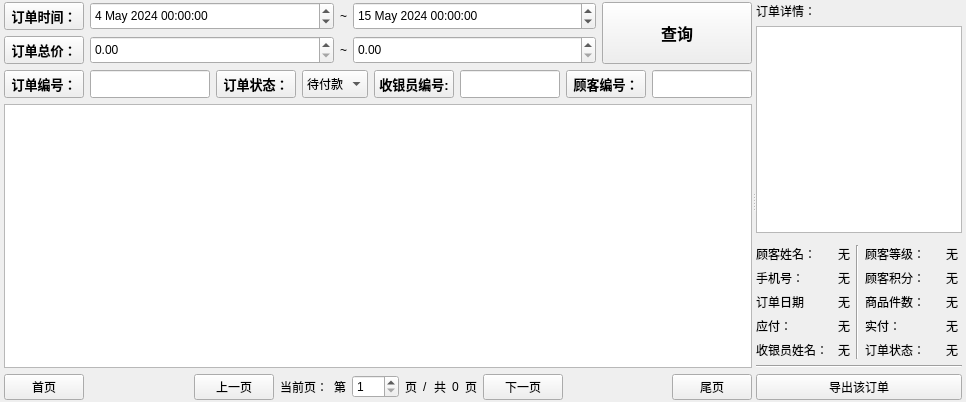
ylxcvvan/Supermarket-Commodity-Management-System, file view/manager/widgetordermanager.ui: the form before one commit.
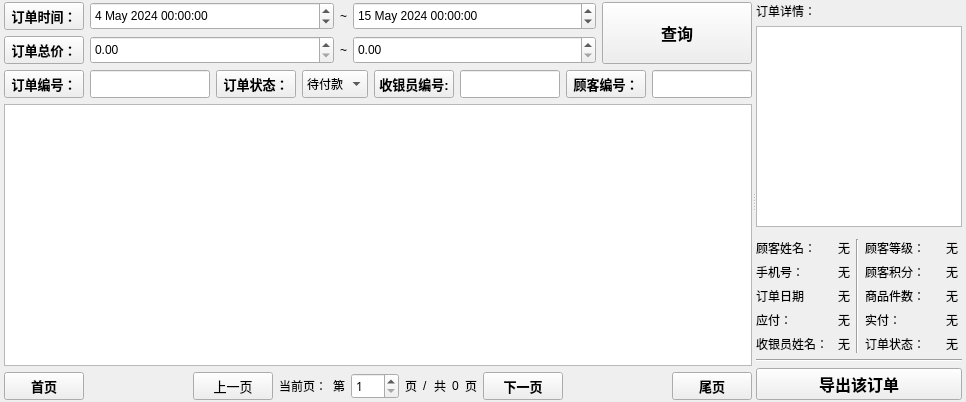
The form after the commit. Custom widgets are drawn as their Qt base class.

Commit message: 调整整个界面的ui字体和设计，现在按钮的大小趋近统一

The edit to the form file:
```diff
--- a/view/manager/widgetordermanager.ui
+++ b/view/manager/widgetordermanager.ui
@@ -418,6 +418,13 @@
               <layout class="QHBoxLayout" name="horizontalLayout_10">
                <item>
                 <widget class="QtMaterialRaisedButton" name="pushButtonFrontPage">
+                 <property name="font">
+                  <font>
+                   <family>微软雅黑</family>
+                   <pointsize>10</pointsize>
+                   <bold>true</bold>
+                  </font>
+                 </property>
                  <property name="text">
                   <string>首页</string>
                  </property>
@@ -438,6 +445,13 @@
                </item>
                <item>
                 <widget class="QtMaterialRaisedButton" name="pushButtonPrevPage">
+                 <property name="font">
+                  <font>
+                   <family>微软雅黑</family>
+                   <pointsize>10</pointsize>
+                   <bold>false</bold>
+                  </font>
+                 </property>
                  <property name="text">
                   <string>上一页</string>
                  </property>
@@ -445,6 +459,11 @@
                </item>
                <item>
                 <widget class="QLabel" name="label_10">
+                 <property name="font">
+                  <font>
+                   <family>微软雅黑</family>
+                  </font>
+                 </property>
                  <property name="text">
                   <string>当前页：</string>
                  </property>
@@ -462,6 +481,11 @@
                </item>
                <item>
                 <widget class="QSpinBox" name="spinBoxPageJump">
+                 <property name="font">
+                  <font>
+                   <family>微软雅黑</family>
+                  </font>
+                 </property>
                  <property name="minimum">
                   <number>1</number>
                  </property>
@@ -472,6 +496,11 @@
                </item>
                <item>
                 <widget class="QLabel" name="label_12">
+                 <property name="font">
+                  <font>
+                   <family>微软雅黑</family>
+                  </font>
+                 </property>
                  <property name="text">
                   <string>页</string>
                  </property>
@@ -489,6 +518,11 @@
                </item>
                <item>
                 <widget class="QLabel" name="label_14">
+                 <property name="font">
+                  <font>
+                   <family>微软雅黑</family>
+                  </font>
+                 </property>
                  <property name="text">
                   <string>共</string>
                  </property>
@@ -503,6 +537,11 @@
                </item>
                <item>
                 <widget class="QLabel" name="label_15">
+                 <property name="font">
+                  <font>
+                   <family>微软雅黑</family>
+                  </font>
+                 </property>
                  <property name="text">
                   <string>页</string>
                  </property>
@@ -510,6 +549,12 @@
                </item>
                <item>
                 <widget class="QtMaterialRaisedButton" name="pushButtonNextPage">
+                 <property name="font">
+                  <font>
+                   <pointsize>10</pointsize>
+                   <bold>true</bold>
+                  </font>
+                 </property>
                  <property name="text">
                   <string>下一页</string>
                  </property>
@@ -530,6 +575,12 @@
                </item>
                <item>
                 <widget class="QtMaterialRaisedButton" name="pushButtonBackPage">
+                 <property name="font">
+                  <font>
+                   <pointsize>10</pointsize>
+                   <bold>true</bold>
+                  </font>
+                 </property>
                  <property name="text">
                   <string>尾页</string>
                  </property>
@@ -817,7 +868,13 @@
         </widget>
        </item>
        <item>
-        <widget class="QPushButton" name="pushButtonOutPutOrder">
+        <widget class="QtMaterialRaisedButton" name="pushButtonOutPutOrder">
+         <property name="font">
+          <font>
+           <pointsize>12</pointsize>
+           <bold>true</bold>
+          </font>
+         </property>
          <property name="text">
           <string>导出该订单</string>
          </property>
```
The commit also changes 6 other files.
